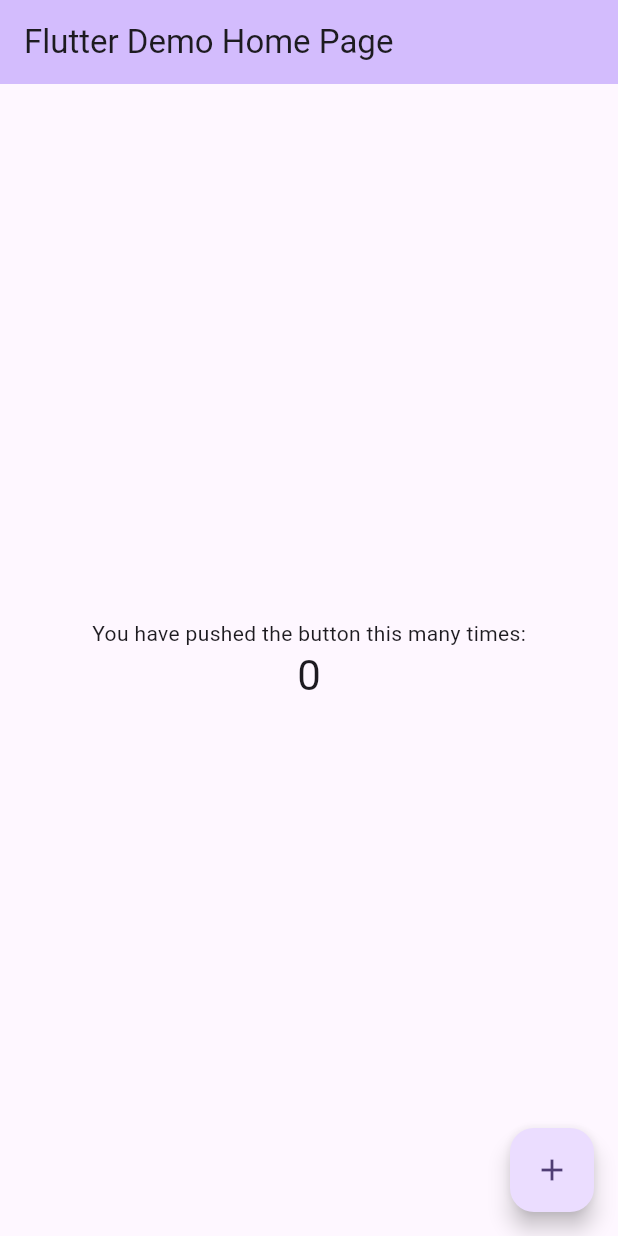
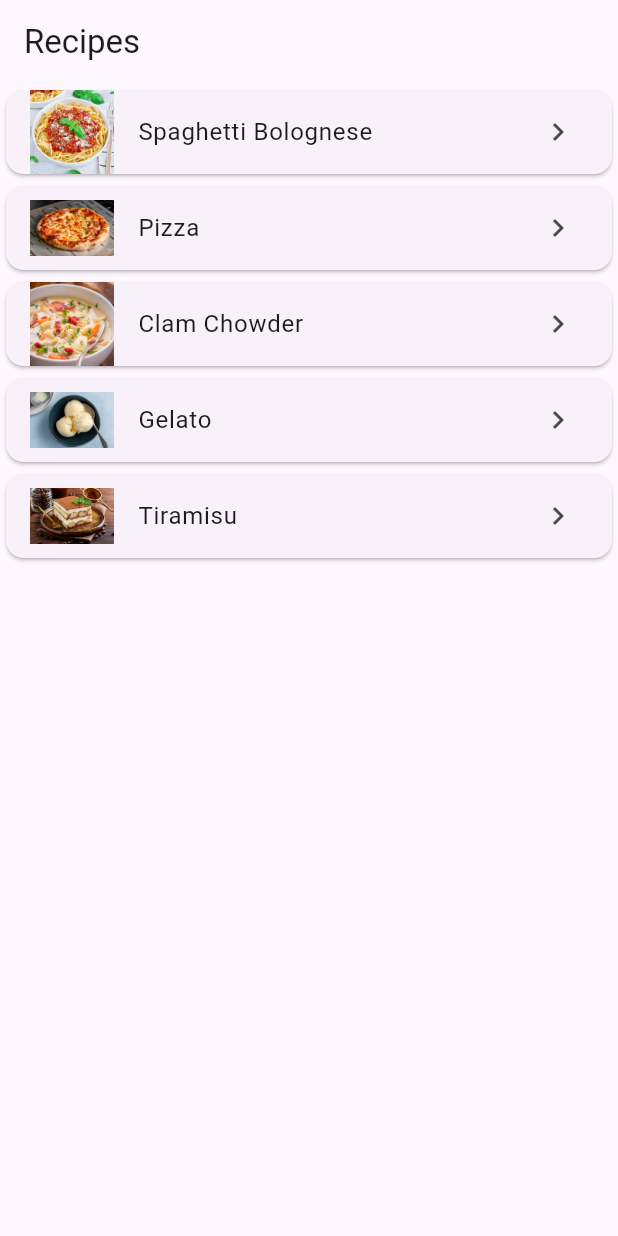
Before and after one commit to kaiser1x/cw2-flutter-recipe, a Flutter app: the screen it shows after launch, on a phone screen of 412 x 824 dp. Run offline on Flutter 3.47's test engine with Material 3 defaults, Android fonts, the light colour scheme and no system bars.

Commit message:
Sync recipes to main frame for proper display

```diff
--- a/lib/data/recipes_data.dart
+++ b/lib/data/recipes_data.dart
@@ -3,7 +3,7 @@ import '../models/recipe.dart';
 final List<Recipe> sampleRecipes = [
   Recipe(
     name: 'Spaghetti Bolognese',
-    imagePath: 'assets/images/pasta.jpg',
+    imagePath: 'assets/images/sphagetti.jpg',
     ingredients: ['Spaghetti', 'Ground beef', 'Tomato sauce', 'Onion', 'Garlic'],
     instructions: 'Cook pasta. Brown beef with onion & garlic. Add sauce. Combine & serve.',
   ),
--- a/lib/main.dart
+++ b/lib/main.dart
@@ -1,4 +1,6 @@
 import 'package:flutter/material.dart';
+import 'package:recipe_book_app/data/recipes_data.dart';
+import 'package:recipe_book_app/screens/home_screen.dart';
 
 void main() {
   runApp(const MyApp());
@@ -7,116 +9,14 @@ void main() {
 class MyApp extends StatelessWidget {
   const MyApp({super.key});
 
-  // This widget is the root of your application.
   @override
   Widget build(BuildContext context) {
     return MaterialApp(
-      title: 'Flutter Demo',
+      title: 'Recipe Book',
       theme: ThemeData(
-        // This is the theme of your application.
-        //
-        // TRY THIS: Try running your application with "flutter run". You'll see
-        // the application has a purple toolbar. Then, without quitting the app,
-        // try changing the seedColor in the colorScheme below to Colors.green
-        // and then invoke "hot reload" (save your changes or press the "hot
-        // reload" button in a Flutter-supported IDE, or press "r" if you used
-        // the command line to start the app).
-        //
-        // Notice that the counter didn't reset back to zero; the application
-        // state is not lost during the reload. To reset the state, use hot
-        // restart instead.
-        //
-        // This works for code too, not just values: Most code changes can be
-        // tested with just a hot reload.
-        colorScheme: .fromSeed(seedColor: Colors.deepPurple),
+        colorScheme: ColorScheme.fromSeed(seedColor: Colors.deepPurple),
       ),
-      home: const MyHomePage(title: 'Flutter Demo Home Page'),
+      home: HomeScreen(sampleRecipes: sampleRecipes),
     );
   }
 }
-
-class MyHomePage extends StatefulWidget {
-  const MyHomePage({super.key, required this.title});
-
-  // This widget is the home page of your application. It is stateful, meaning
-  // that it has a State object (defined below) that contains fields that affect
-  // how it looks.
-
-  // This class is the configuration for the state. It holds the values (in this
-  // case the title) provided by the parent (in this case the App widget) and
-  // used by the build method of the State. Fields in a Widget subclass are
-  // always marked "final".
-
-  final String title;
-
-  @override
-  State<MyHomePage> createState() => _MyHomePageState();
-}
-
-class _MyHomePageState extends State<MyHomePage> {
-  int _counter = 0;
-
-  void _incrementCounter() {
-    setState(() {
-      // This call to setState tells the Flutter framework that something has
-      // changed in this State, which causes it to rerun the build method below
-      // so that the display can reflect the updated values. If we changed
-      // _counter without calling setState(), then the build method would not be
-      // called again, and so nothing would appear to happen.
-      _counter++;
-    });
-  }
-
-  @override
-  Widget build(BuildContext context) {
-    // This method is rerun every time setState is called, for instance as done
-    // by the _incrementCounter method above.
-    //
-    // The Flutter framework has been optimized to make rerunning build methods
-    // fast, so that you can just rebuild anything that needs updating rather
-    // than having to individually change instances of widgets.
-    return Scaffold(
-      appBar: AppBar(
-        // TRY THIS: Try changing the color here to a specific color (to
-        // Colors.amber, perhaps?) and trigger a hot reload to see the AppBar
-        // change color while the other colors stay the same.
-        backgroundColor: Theme.of(context).colorScheme.inversePrimary,
-        // Here we take the value from the MyHomePage object that was created by
-        // the App.build method, and use it to set our appbar title.
-        title: Text(widget.title),
-      ),
-      body: Center(
-        // Center is a layout widget. It takes a single child and positions it
-        // in the middle of the parent.
-        child: Column(
-          // Column is also a layout widget. It takes a list of children and
-          // arranges them vertically. By default, it sizes itself to fit its
-          // children horizontally, and tries to be as tall as its parent.
-          //
-          // Column has various properties to control how it sizes itself and
-          // how it positions its children. Here we use mainAxisAlignment to
-          // center the children vertically; the main axis here is the vertical
-          // axis because Columns are vertical (the cross axis would be
-          // horizontal).
-          //
-          // TRY THIS: Invoke "debug painting" (choose the "Toggle Debug Paint"
-          // action in the IDE, or press "p" in the console), to see the
-          // wireframe for each widget.
-          mainAxisAlignment: .center,
-          children: [
-            const Text('You have pushed the button this many times:'),
-            Text(
-              '$_counter',
-              style: Theme.of(context).textTheme.headlineMedium,
-            ),
-          ],
-        ),
-      ),
-      floatingActionButton: FloatingActionButton(
-        onPressed: _incrementCounter,
-        tooltip: 'Increment',
-        child: const Icon(Icons.add),
-      ),
-    );
-  }
-}
--- a/lib/models/recipe.dart
+++ b/lib/models/recipe.dart
@@ -3,13 +3,11 @@ class Recipe {
   final String imagePath;
   final List<String> ingredients;
   final String instructions;
-  bool isFavorite;      // grad feature
 
   Recipe({
     required this.name,
     required this.imagePath,
     required this.ingredients,
     required this.instructions,
-    this.isFavorite = false,
   });
 }
--- a/lib/screens/home_screen.dart
+++ b/lib/screens/home_screen.dart
@@ -0,0 +1,37 @@
+import 'package:flutter/material.dart';
+import 'package:recipe_book_app/models/recipe.dart';
+import 'package:recipe_book_app/screens/details_screen.dart';
+
+class HomeScreen extends StatelessWidget {
+  final List<Recipe> sampleRecipes;
+
+  const HomeScreen({super.key, required this.sampleRecipes});
+
+  @override
+  Widget build(BuildContext context) {
+    return Scaffold(
+      appBar: AppBar(title: const Text('Recipes')),
+      body: ListView.builder(
+        itemCount: sampleRecipes.length,
+        itemBuilder: (context, index) {
+          final recipe = sampleRecipes[index];
+          return Card(
+            child: ListTile(
+              leading: Image.asset(recipe.imagePath, width: 56, fit: BoxFit.cover),
+              title: Text(recipe.name),
+              trailing: const Icon(Icons.chevron_right),
+              onTap: () {
+                Navigator.push(
+                  context,
+                  MaterialPageRoute(
+                    builder: (_) => DetailsScreen(recipe: recipe),
+                  ),
+                );
+              },
+            ),
+          );
+        },
+      ),
+    );
+  }
+}
```
Also changed, not shown: lib/screens/details_screen.dart (+42 -0 lines).
